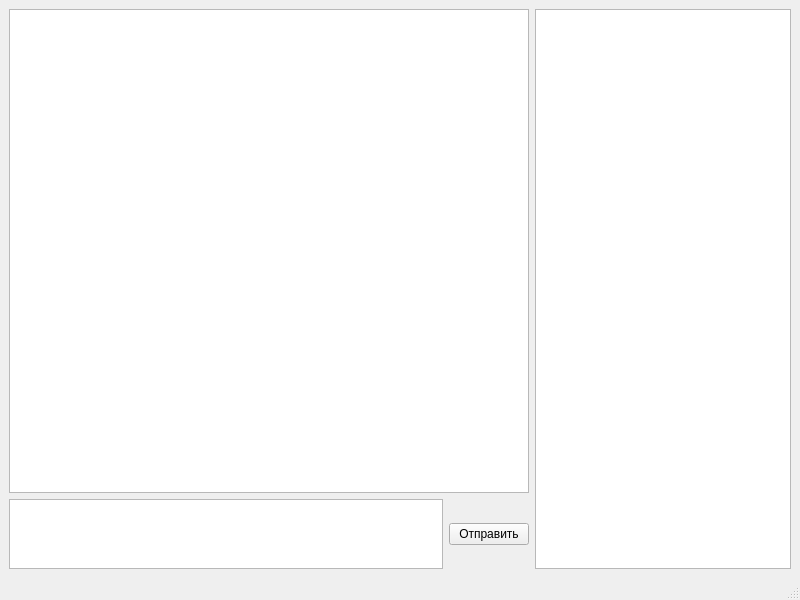
Above: simchat/mainwindow.ui from DPOH357/sim before the change. Below: the same form after it.
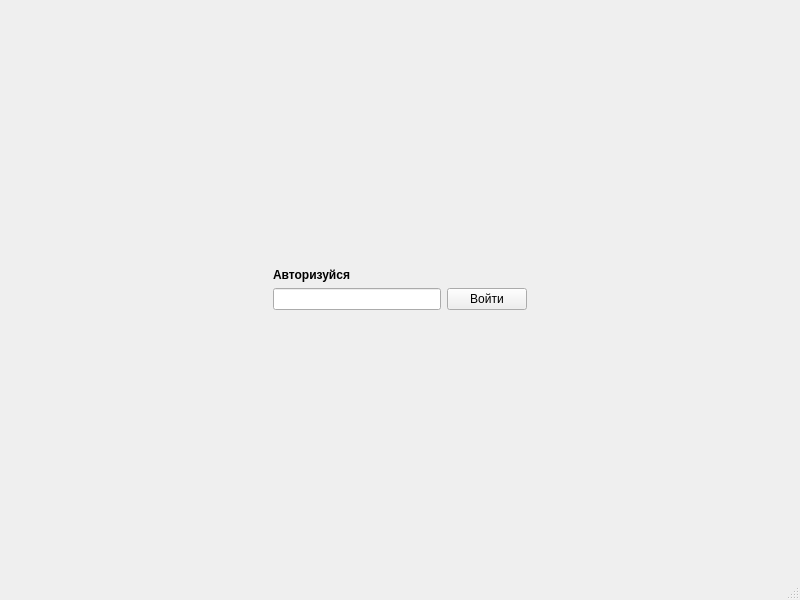
That is the form after the change.

```diff
--- a/simchat/mainwindow.ui
+++ b/simchat/mainwindow.ui
@@ -14,7 +14,113 @@
    <string>MainWindow</string>
   </property>
   <widget class="QWidget" name="centralwidget">
-   <layout class="QHBoxLayout" name="horizontalLayout_2" stretch="1,0">
+   <layout class="QHBoxLayout" name="horizontalLayout_2" stretch="0">
+    <item>
+     <widget class="QStackedWidget" name="stackedWidget">
+      <property name="minimumSize">
+       <size>
+        <width>500</width>
+        <height>0</height>
+       </size>
+      </property>
+      <property name="currentIndex">
+       <number>0</number>
+      </property>
+      <widget class="QWidget" name="page">
+       <layout class="QHBoxLayout" name="horizontalLayout_5">
+        <item>
+         <spacer name="horizontalSpacer">
+          <property name="orientation">
+           <enum>Qt::Horizontal</enum>
+          </property>
+          <property name="sizeHint" stdset="0">
+           <size>
+            <width>248</width>
+            <height>20</height>
+           </size>
+          </property>
+         </spacer>
+        </item>
+        <item>
+         <layout class="QVBoxLayout" name="verticalLayout_2">
+          <item>
+           <spacer name="verticalSpacer">
+            <property name="orientation">
+             <enum>Qt::Vertical</enum>
+            </property>
+            <property name="sizeType">
+             <enum>QSizePolicy::Expanding</enum>
+            </property>
+            <property name="sizeHint" stdset="0">
+             <size>
+              <width>20</width>
+              <height>40</height>
+             </size>
+            </property>
+           </spacer>
+          </item>
+          <item>
+           <widget class="QLabel" name="label">
+            <property name="font">
+             <font>
+              <weight>75</weight>
+              <bold>true</bold>
+             </font>
+            </property>
+            <property name="text">
+             <string>Авторизуйся</string>
+            </property>
+           </widget>
+          </item>
+          <item>
+           <layout class="QHBoxLayout" name="horizontalLayout_4">
+            <item>
+             <widget class="QLineEdit" name="lineEdit_Name"/>
+            </item>
+            <item>
+             <widget class="QPushButton" name="pushButton_LogIn">
+              <property name="text">
+               <string>Войти</string>
+              </property>
+             </widget>
+            </item>
+           </layout>
+          </item>
+          <item>
+           <spacer name="verticalSpacer_2">
+            <property name="orientation">
+             <enum>Qt::Vertical</enum>
+            </property>
+            <property name="sizeType">
+             <enum>QSizePolicy::Expanding</enum>
+            </property>
+            <property name="sizeHint" stdset="0">
+             <size>
+              <width>20</width>
+              <height>40</height>
+             </size>
+            </property>
+           </spacer>
+          </item>
+         </layout>
+        </item>
+        <item>
+         <spacer name="horizontalSpacer_2">
+          <property name="orientation">
+           <enum>Qt::Horizontal</enum>
+          </property>
+          <property name="sizeHint" stdset="0">
+           <size>
+            <width>248</width>
+            <height>20</height>
+           </size>
+          </property>
+         </spacer>
+        </item>
+       </layout>
+      </widget>
+      <widget class="QWidget" name="page_Dialog">
+       <layout class="QHBoxLayout" name="horizontalLayout_3" stretch="1,0">
     <item>
      <layout class="QVBoxLayout" name="verticalLayout" stretch="1,0">
       <item>
@@ -51,6 +157,10 @@
     </item>
     <item>
      <widget class="QListWidget" name="listWidgetUsers"/>
+        </item>
+       </layout>
+      </widget>
+     </widget>
     </item>
    </layout>
   </widget>
```
Lines whose indentation alone changed are shown as unchanged.
